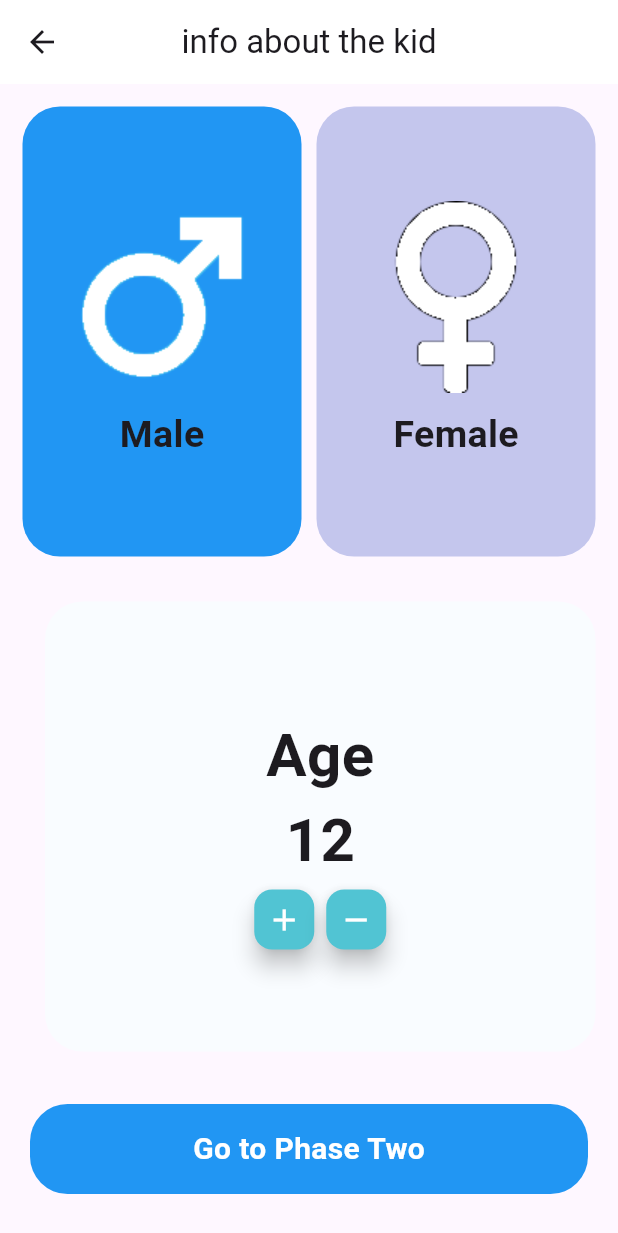
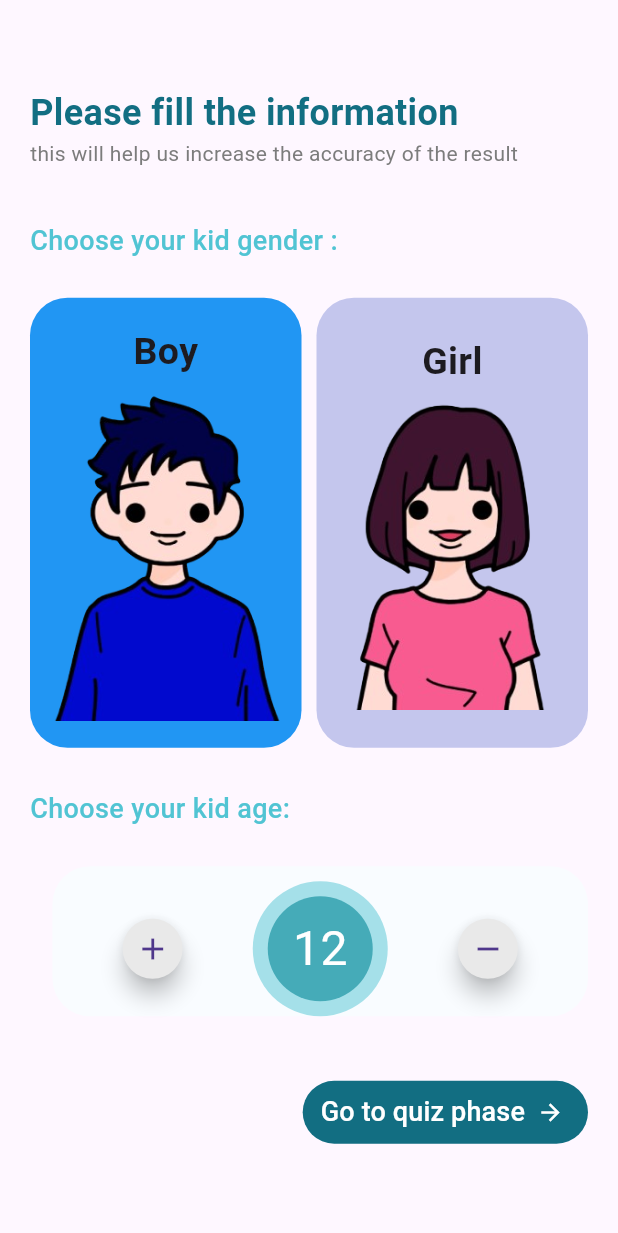
Before and after one commit to Al-Dos024/Neuro-Rush, a Flutter app: the DefineTheKid screen opened directly, on a phone screen of 412 x 824 dp. Shown: the top 1233 px of the screen. Run offline on Flutter 3.47's test engine with Material 3 defaults, Android fonts, the phone set to English and light mode, and no system bars; our stand-ins replace google_fonts, smooth_page_indicator.

Commit message:
done the new kid ui and it looks good

```diff
--- a/lib/constants.dart
+++ b/lib/constants.dart
@@ -7,3 +7,4 @@ const Color kWhitecolor_1 = Color(0xffFAFAFA);
 const Color kGraycolor_1 = Color(0xff7C7C7C);
 const Color kGraycolor_2 = Color(0xffE9E9E9);
 const Color kBluecolor_1 = Color(0xff126E82);
+const Color kBluecolor_2 = Color(0xff45ABB8);
--- a/lib/features/quiz for kid/presentation/screens/def_the_kid.dart
+++ b/lib/features/quiz for kid/presentation/screens/def_the_kid.dart
@@ -17,15 +17,44 @@ class _DefineTheKidState extends State<DefineTheKid> {
   @override
   Widget build(BuildContext context) {
     return Scaffold(
-      appBar: AppBar(
-        backgroundColor: Colors.white,
-        title: const Text("info about the kid"),
-        centerTitle: true,
+      body: Padding(
+        padding: const EdgeInsets.all(20.0),
+        child: Column(mainAxisAlignment: MainAxisAlignment.center, children: [
+          const Align(
+            alignment: Alignment.bottomLeft,
+            child: Text(
+              'Please fill the information ',
+              style: TextStyle(
+                fontSize: 24,
+                color: kBluecolor_1,
+                fontWeight: FontWeight.bold,
               ),
-      body: Column(children: [
-        Padding(
-          padding: const EdgeInsets.all(15),
-          child: Row(
+            ),
+          ),
+          const Align(
+            alignment: Alignment.bottomLeft,
+            child: Text(
+              'this will help us increase the accuracy of the result',
+              style: TextStyle(fontSize: 14, color: kGraycolor_1),
+            ),
+          ),
+          const SizedBox(
+            height: 35,
+          ),
+          const Align(
+            alignment: Alignment.bottomLeft,
+            child: Text(
+              'Choose your kid gender :',
+              style: TextStyle(
+                  fontSize: 18,
+                  color: kPrimerycolor,
+                  fontWeight: FontWeight.w500),
+            ),
+          ),
+          const SizedBox(
+            height: 25,
+          ),
+          Row(
             children: [
               Expanded(
                 child: GestureDetector(
@@ -45,16 +74,16 @@ class _DefineTheKidState extends State<DefineTheKid> {
                     child: const Column(
                       mainAxisAlignment: MainAxisAlignment.center,
                       children: [
-                        Image(
-                          image: AssetImage("assets/icons/male.png"),
+                        Text(
+                          'Boy',
+                          style: TextStyle(
+                              fontSize: 25, fontWeight: FontWeight.bold),
                         ),
                         SizedBox(
                           height: 10,
                         ),
-                        Text(
-                          'Male',
-                          style: TextStyle(
-                              fontSize: 25, fontWeight: FontWeight.bold),
+                        Image(
+                          image: AssetImage("assets/icons/male.png"),
                         )
                       ],
                     ),
@@ -82,17 +111,17 @@ class _DefineTheKidState extends State<DefineTheKid> {
                     child: const Column(
                       mainAxisAlignment: MainAxisAlignment.center,
                       children: [
-                        Image(
-                          image: AssetImage("assets/icons/female.png"),
+                        Text(
+                          'Girl',
+                          style: TextStyle(
+                              fontSize: 25, fontWeight: FontWeight.bold),
                         ),
                         SizedBox(
                           height: 10,
                         ),
-                        Text(
-                          'Female',
-                          style: TextStyle(
-                              fontSize: 25, fontWeight: FontWeight.bold),
-                        )
+                        Image(
+                          image: AssetImage("assets/icons/female.png"),
+                        ),
                       ],
                     ),
                   ),
@@ -100,13 +129,25 @@ class _DefineTheKidState extends State<DefineTheKid> {
               ),
             ],
           ),
-        ),
 
           ////////////////////////////////////////////////////////////
-        Expanded(
-          child: Padding(
-            padding: const EdgeInsets.all(15),
-            child: Row(
+          const SizedBox(
+            height: 28,
+          ),
+          const Align(
+            alignment: Alignment.bottomLeft,
+            child: Text(
+              'Choose your kid age:',
+              style: TextStyle(
+                  fontSize: 18,
+                  color: kPrimerycolor,
+                  fontWeight: FontWeight.w500),
+            ),
+          ),
+          const SizedBox(
+            height: 25,
+          ),
+          Row(
             children: [
               const SizedBox(
                 width: 15,
@@ -123,22 +164,14 @@ class _DefineTheKidState extends State<DefineTheKid> {
                       const SizedBox(
                         height: 10,
                       ),
-                        const Text(
-                          'Age',
-                          style: TextStyle(
-                              fontSize: 40, fontWeight: FontWeight.bold),
-                        ),
-                        Text(
-                          '$age',
-                          style: const TextStyle(
-                              fontSize: 40, fontWeight: FontWeight.bold),
-                        ),
                       Row(
                         mainAxisAlignment: MainAxisAlignment.center,
                         children: [
+                          const Spacer(),
                           FloatingActionButton(
+                            shape: const CircleBorder(),
                             heroTag: "btn1",
-                              backgroundColor: kPrimerycolor,
+                            backgroundColor: kGraycolor_2,
                             onPressed: () {
                               setState(() {
                                 if (age < 17) {
@@ -149,12 +182,38 @@ class _DefineTheKidState extends State<DefineTheKid> {
                             mini: true,
                             child: const Icon(
                               Icons.add,
-                                color: Colors.white,
                             ),
                           ),
+                          const Spacer(),
+                          Container(
+                            width: 90,
+                            height: 90,
+                            decoration: BoxDecoration(
+                              color: kPrimerycolor.withOpacity(0.5),
+                              shape: BoxShape.circle,
+                            ),
+                            child: Padding(
+                              padding: const EdgeInsets.all(10),
+                              child: Container(
+                                  decoration: const BoxDecoration(
+                                    shape: BoxShape.circle,
+                                    color: kBluecolor_2,
+                                  ),
+                                  child: Center(
+                                    child: Text(
+                                      '$age',
+                                      style: const TextStyle(
+                                          fontSize: 32, color: Colors.white),
+                                    ),
+                                  ) // inner content
+                                  ),
+                            ),
+                          ),
+                          const Spacer(),
                           FloatingActionButton(
+                            shape: const CircleBorder(),
                             heroTag: "btn2",
-                              backgroundColor: kPrimerycolor,
+                            backgroundColor: kGraycolor_2,
                             onPressed: () {
                               setState(() {
                                 if (age > 3) {
@@ -165,9 +224,9 @@ class _DefineTheKidState extends State<DefineTheKid> {
                             mini: true,
                             child: const Icon(
                               Icons.remove,
-                                color: Colors.white,
                             ),
-                            )
+                          ),
+                          const Spacer(),
                         ],
                       )
                     ],
@@ -176,14 +235,16 @@ class _DefineTheKidState extends State<DefineTheKid> {
               ),
             ],
           ),
+          const SizedBox(
+            height: 40,
           ),
+          Align(
+            alignment: Alignment.topRight,
+            child: TextButton.icon(
+              style: TextButton.styleFrom(
+                backgroundColor: kBluecolor_1,
               ),
-        Padding(
-          padding:
-              const EdgeInsets.only(bottom: 20.0, left: 12, right: 12, top: 12),
-          child: CustomButton(
-            text: 'Go to Phase Two',
-            onTap: () {
+              onPressed: () {
                 Navigator.push(
                     context,
                     MaterialPageRoute(
@@ -192,9 +253,19 @@ class _DefineTheKidState extends State<DefineTheKid> {
                               age: age,
                             )));
               },
+              label: const Text(
+                "Go to quiz phase",
+                style: TextStyle(fontSize: 18, color: Colors.white),
+              ),
+              iconAlignment: IconAlignment.end,
+              icon: const Icon(
+                Icons.arrow_forward,
+                color: Colors.white,
+              ),
             ),
           ),
         ]),
+      ),
     );
   }
 }
--- a/lib/main.dart
+++ b/lib/main.dart
@@ -13,7 +13,8 @@ class MyApp extends StatelessWidget {
   @override
   Widget build(BuildContext context) {
     return const MaterialApp(
-        debugShowCheckedModeBanner: false, home: SigninView() //DefineTheKid(),
-        );
+      debugShowCheckedModeBanner: false,
+      home: DefineTheKid(),
+    );
   }
 }
```
Also changed, not shown: assets/icons/female.png, assets/icons/male.png. Lines whose indentation alone changed are shown as unchanged.
